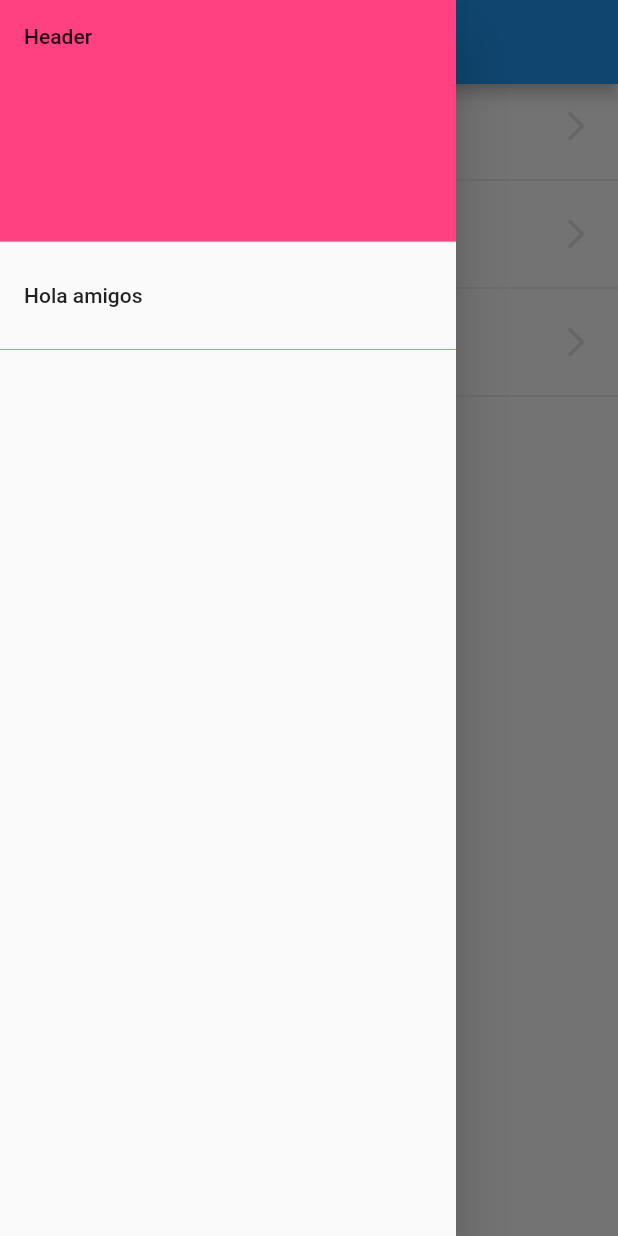
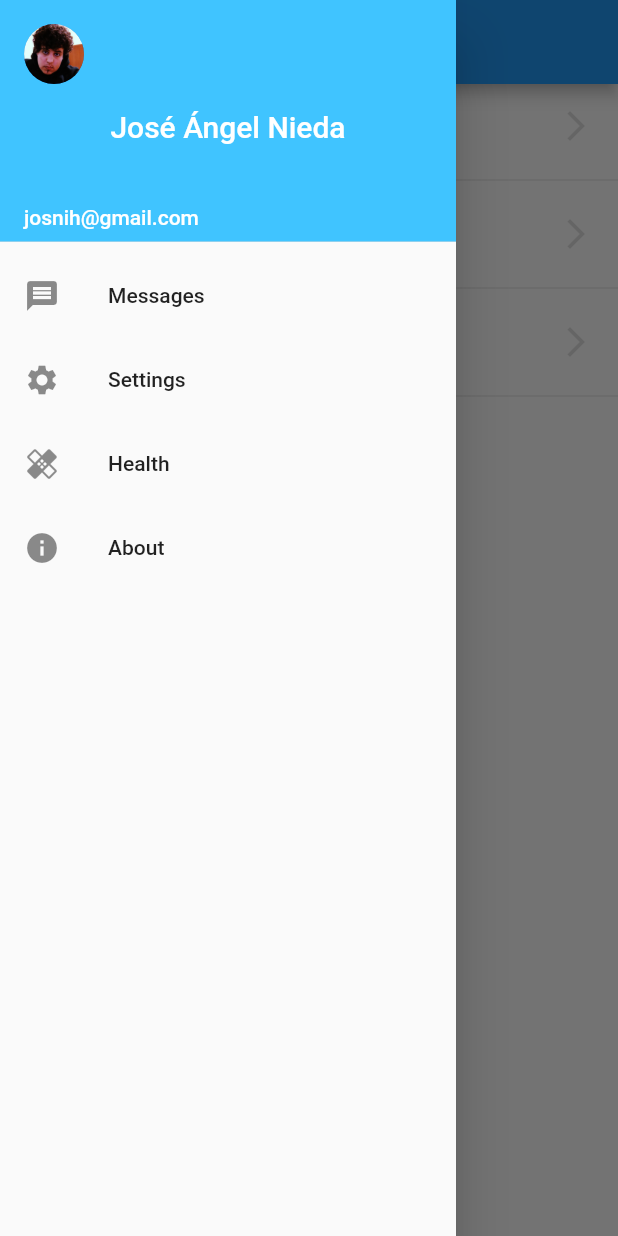
Before and after one commit to josnih21/flutter_componentes_practice, a Flutter app: the screen it shows after launch, with the side drawer open, on a phone screen of 412 x 824 dp. Run offline on Flutter 3.47's test engine with Material 2 defaults, Android fonts, the phone set to English and light mode, and no system bars.

```diff
--- a/lib/src/pages/home_page.dart
+++ b/lib/src/pages/home_page.dart
@@ -8,25 +8,7 @@ class HomePage extends StatelessWidget {
   @override
   Widget build(BuildContext context) {
     return Scaffold(
-      drawer: Drawer(
-        child:
-        ListView(
-          children: <Widget>[
-            DrawerHeader(
-              child: Text('Header'),
-              decoration: BoxDecoration(
-                color: Colors.pinkAccent
-              ),
-            ),
-            ListTile(
-              title: Text('Hola amigos'),
-              onTap: (){},
-            ),
-            Divider(color: Colors.orange)
-        ],
-      )
-      ),
-
+      drawer: _myDrawer(),
       appBar: AppBar(
         title: Text('Bienvenido a mi lista'),
       ),
@@ -64,4 +46,64 @@ class HomePage extends StatelessWidget {
     });
     return options;
   }
+
+  Widget _myDrawer(){
+    return Drawer(
+        child: ListView(
+          children: <Widget>[
+            DrawerHeader(
+              child: Stack(
+                children: <Widget>[
+                  Align(
+                    alignment: Alignment.topLeft,
+                    child:CircleAvatar(
+                      backgroundImage: AssetImage('assets/josnih.png'),
+                    ),
+                  ),
+                  Align(
+                    alignment: Alignment.center,
+                    child:Text('José Ángel Nieda',
+                      style: TextStyle(color: Colors.white,fontSize: 20.0),
+                    ),
+
+                  ),
+                  Divider(color: Colors.transparent),
+                  Align(
+                    alignment: Alignment.bottomLeft,
+                    child:Text('josnih@gmail.com',
+                      style: TextStyle(color: Colors.white),
+                    ),
+
+                  ),
+
+                ],
+              ),
+              decoration: BoxDecoration(
+                color: Colors.lightBlueAccent
+              ),
+            ),
+            ListTile(
+              title: Text('Messages'),
+              onTap: (){},
+              leading: Icon(Icons.message),
+            ),
+            ListTile(
+              title: Text('Settings'),
+              onTap: (){},
+              leading: Icon(Icons.settings),
+            ),
+            ListTile(
+              title: Text('Health'),
+              onTap: (){},
+              leading: Icon(Icons.healing)
+            ),
+            ListTile(
+              title: Text('About'),
+              onTap: (){},
+              leading: Icon(Icons.info)
+            ,)
+        ],
+      )
+      );
+  }
 }
--- a/pubspec.yaml
+++ b/pubspec.yaml
@@ -44,6 +44,7 @@ flutter:
   assets:
   - data/menu_opts.json
   - assets/jar_loading.gif
+  - assets/josnih.png
 
   # An image asset can refer to one or more resolution-specific "variants", see
   # https://flutter.dev/assets-and-images/#resolution-aware.
```
Also changed, not shown: assets/josnih.png (added).
